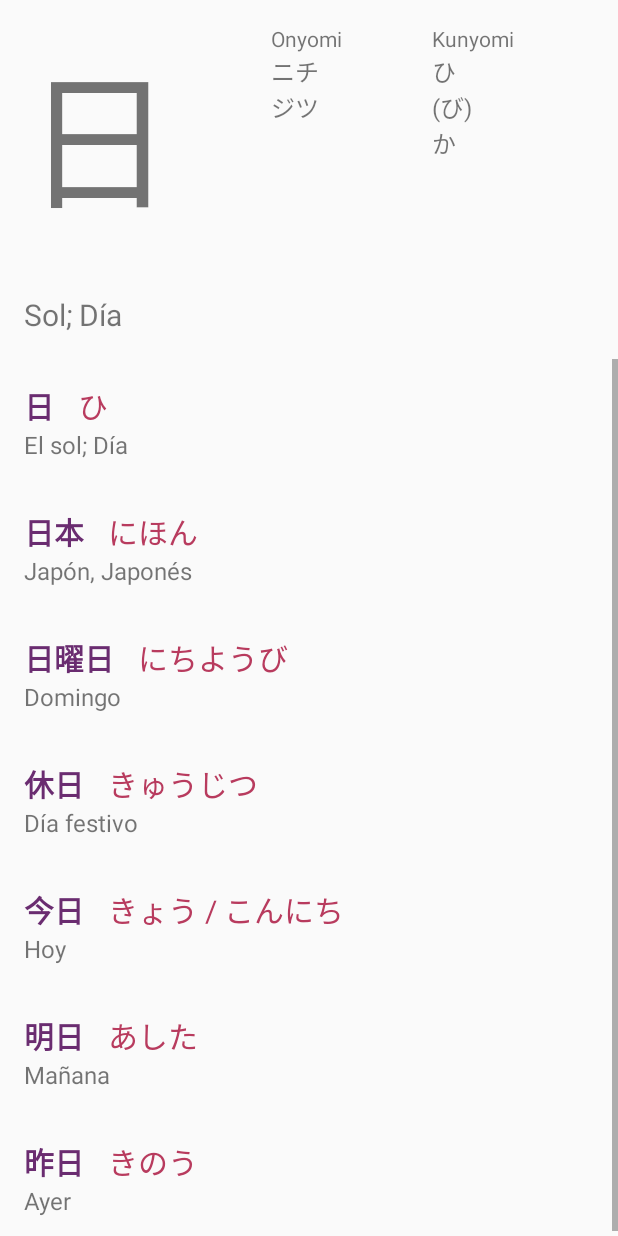
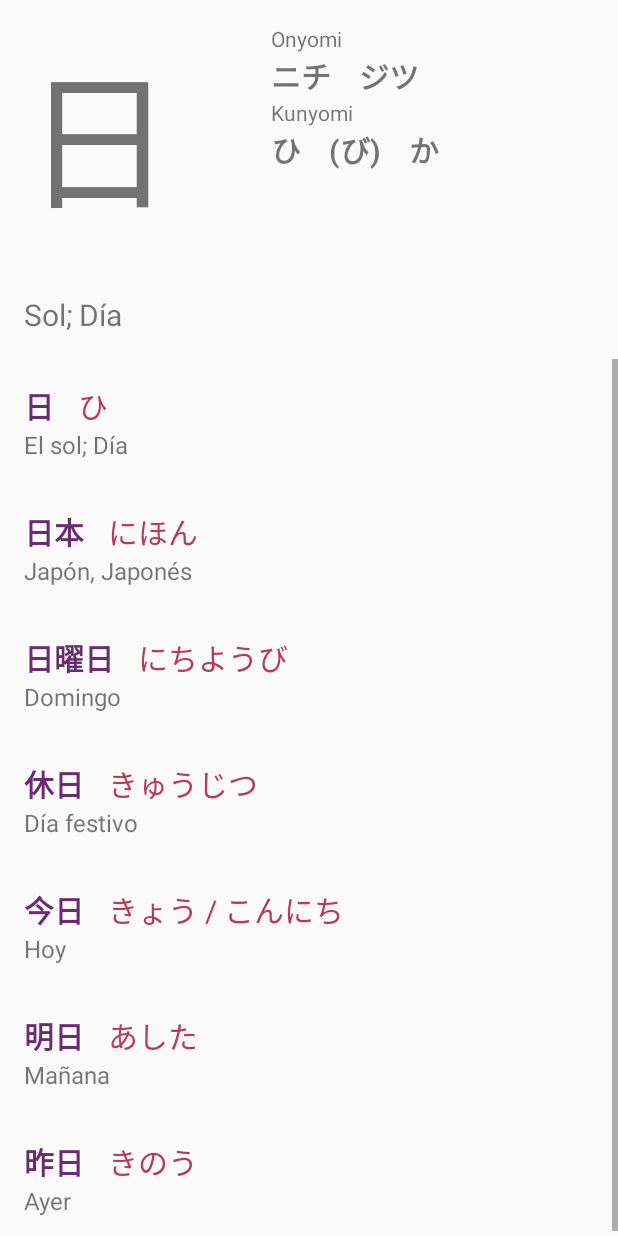
Before and after one commit to ManuSenpai/Nihongo, an Android app: the screen it shows after launch (MainActivity), after a tap on an icon or button, on a phone screen of 412 x 824 dp. Run offline under Robolectric (Android 15) with nearby library versions, the phone set to English and light mode, and no system bars; 2 other taps on this screen came first.

Commit message:
Upgraded Kanji Card representation and navigation

```diff
--- a/app/src/main/java/saptools/mgavilan/nihongo/MainActivity.kt
+++ b/app/src/main/java/saptools/mgavilan/nihongo/MainActivity.kt
@@ -47,12 +47,12 @@ class MainActivity : AppCompatActivity() {
     }
 
     override fun onBackPressed() {
-        when ( fragment.id ) {
-            KanjiSummaryFragment().id -> {
+        when ( supportFragmentManager.findFragmentById(R.id.frame_container) ) {
+            is KanjiSummaryFragment -> {
                 fragment = HomeFragment()
                 fragmentCalling(this, supportFragmentManager)
             }
-            HomeFragment().id -> {
+            is HomeFragment -> {
                 currentUnit = -1
                 currentYear = -1
                 fragment = HomeFragment()
--- a/app/src/main/java/saptools/mgavilan/nihongo/fragments/adapters/KanjiCardAdapter.kt
+++ b/app/src/main/java/saptools/mgavilan/nihongo/fragments/adapters/KanjiCardAdapter.kt
@@ -1,6 +1,7 @@
 package saptools.mgavilan.nihongo.fragments.adapters
 
 import android.content.Context
+import android.graphics.Typeface
 import android.view.LayoutInflater
 import android.view.View
 import android.view.ViewGroup
@@ -34,20 +35,29 @@ class KanjiCardAdapter ( _context: Context ): PagerAdapter() {
         kanji?.text = thisUnit.kanjis[position].kanji
 
         onyomiLL?.removeAllViewsInLayout()
+        val textView: TextView = TextView(mContext!!)
+
+        textView.textSize = 20f
+        textView.typeface = Typeface.DEFAULT_BOLD
+        var onText = ""
         for (on in thisUnit.kanjis[position].onyomi.indices) {
-            val textView: TextView = TextView(mContext!!)
-            textView.text = thisUnit.kanjis[position].onyomi[on]
-            textView.textSize = 16f
-            onyomiLL?.addView(textView)
+            onText += thisUnit.kanjis[position].onyomi[on]
+            if ( on < thisUnit.kanjis[position].onyomi.size - 1 ) onText += "    "
         }
+        textView.text = onText
+        onyomiLL?.addView(textView)
 
         kunyomiLL?.removeAllViewsInLayout()
+        val kunTextView: TextView = TextView(mContext!!)
+        kunTextView.textSize = 20f
+        kunTextView.typeface = Typeface.DEFAULT_BOLD
+        var kunText = ""
         for (on in thisUnit.kanjis[position].kunyomi.indices) {
-            val textView: TextView = TextView(mContext!!)
-            textView.text = thisUnit.kanjis[position].kunyomi[on]
-            textView.textSize = 16f
-            kunyomiLL?.addView(textView)
+            kunText += thisUnit.kanjis[position].kunyomi[on]
+            if ( on < thisUnit.kanjis[position].kunyomi.size - 1 ) kunText += "    "
         }
+        kunTextView.text = kunText
+        kunyomiLL?.addView(kunTextView)
 
         var text = ""
         for (on in thisUnit.kanjis[position].meaning.indices) {
@@ -80,6 +90,6 @@ class KanjiCardAdapter ( _context: Context ): PagerAdapter() {
     }
 
     override fun getCount(): Int {
-        return MainActivity.course!!.schoolYears[MainActivity.currentYear]!!.units.size
+        return MainActivity.course!!.schoolYears[MainActivity.currentYear]!!.units[MainActivity.currentUnit].kanjis.size
     }
 }
--- a/app/src/main/res/layout/kanji_summary_card.xml
+++ b/app/src/main/res/layout/kanji_summary_card.xml
@@ -65,12 +65,11 @@
             android:layout_width="0dp"
             android:layout_weight="0.6"
             android:layout_height="wrap_content"
-            android:orientation="horizontal"
+            android:orientation="vertical"
             android:padding="16dp">
             <LinearLayout
-                android:layout_width="0dp"
-                android:layout_height="match_parent"
-                android:layout_weight="0.4"
+                android:layout_width="match_parent"
+                android:layout_height="wrap_content"
                 android:orientation="vertical">
                 <TextView
                     android:layout_width="match_parent"
@@ -85,9 +84,8 @@
 
             </LinearLayout>
             <LinearLayout
-                android:layout_width="0dp"
+                android:layout_width="match_parent"
                 android:layout_height="match_parent"
-                android:layout_weight="0.4"
                 android:orientation="vertical">
                 <TextView
                     android:layout_width="match_parent"
```
